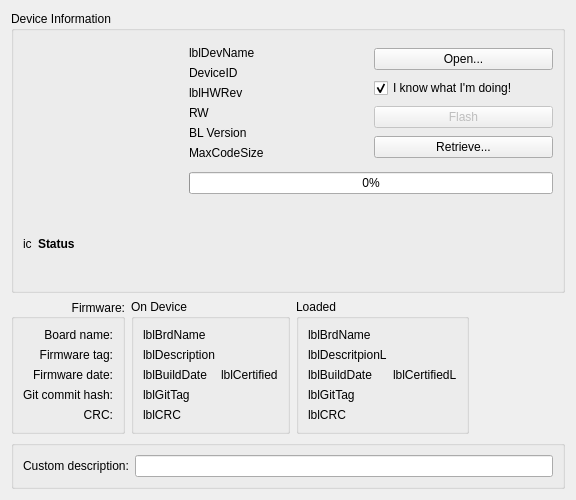
This is ground/openpilotgcs/src/plugins/uploader/devicewidget.ui in openpilot/OpenPilot as Qt 5 draws it before an edit. The edited form follows.
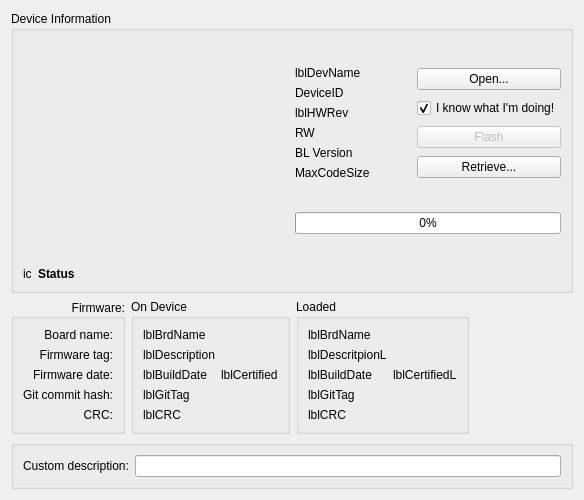
This is the edited form.

What changed in the file:
```diff
--- a/ground/openpilotgcs/src/plugins/uploader/devicewidget.ui
+++ b/ground/openpilotgcs/src/plugins/uploader/devicewidget.ui
@@ -6,7 +6,7 @@
    <rect>
     <x>0</x>
     <y>0</y>
-    <width>576</width>
+    <width>584</width>
     <height>500</height>
    </rect>
   </property>
@@ -24,12 +24,18 @@
        <layout class="QHBoxLayout" name="horizontalLayout_6">
         <item>
          <widget class="QGraphicsView" name="gVDevice">
-          <property name="maximumSize">
+          <property name="minimumSize">
            <size>
             <width>160</width>
             <height>160</height>
            </size>
           </property>
+          <property name="maximumSize">
+           <size>
+            <width>350</width>
+            <height>350</height>
+           </size>
+          </property>
           <property name="styleSheet">
            <string notr="true">background: transparent</string>
           </property>
```
